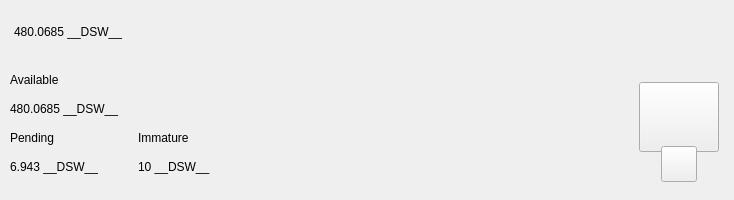
decenomy/DSW, file src/qt/pivx/forms/topbar.ui: the form before one commit.
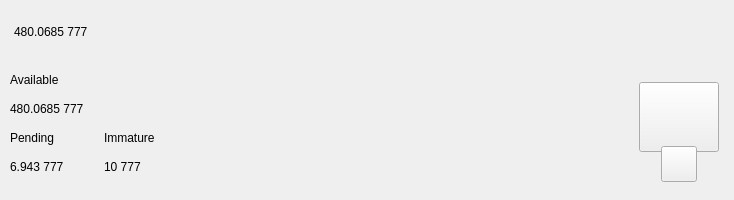
The form after the commit. Custom widgets are drawn as their Qt base class.

Diff of the .ui file:
```diff
--- a/src/qt/pivx/forms/topbar.ui
+++ b/src/qt/pivx/forms/topbar.ui
@@ -119,7 +119,7 @@
                <string notr="true">padding:0px;margin:0px;</string>
               </property>
               <property name="text">
-               <string notr="true">480.0685 __DSW__</string>
+               <string notr="true">480.0685 777</string>
               </property>
              </widget>
             </item>
@@ -369,7 +369,7 @@
                <item>
                 <widget class="QLabel" name="labelAmountPiv">
                  <property name="text">
-                  <string notr="true">480.0685 __DSW__</string>
+                  <string notr="true">480.0685 777</string>
                  </property>
                 </widget>
                </item>
@@ -392,7 +392,7 @@
                  <item>
                   <widget class="QLabel" name="labelPendingPiv">
                    <property name="text">
-                    <string notr="true">6.943 __DSW__</string>
+                    <string notr="true">6.943 777</string>
                    </property>
                   </widget>
                  </item>
@@ -426,7 +426,7 @@
                  <item>
                   <widget class="QLabel" name="labelImmaturePiv">
                    <property name="text">
-                    <string notr="true">10 __DSW__</string>
+                    <string notr="true">10 777</string>
                    </property>
                   </widget>
                  </item>
```
